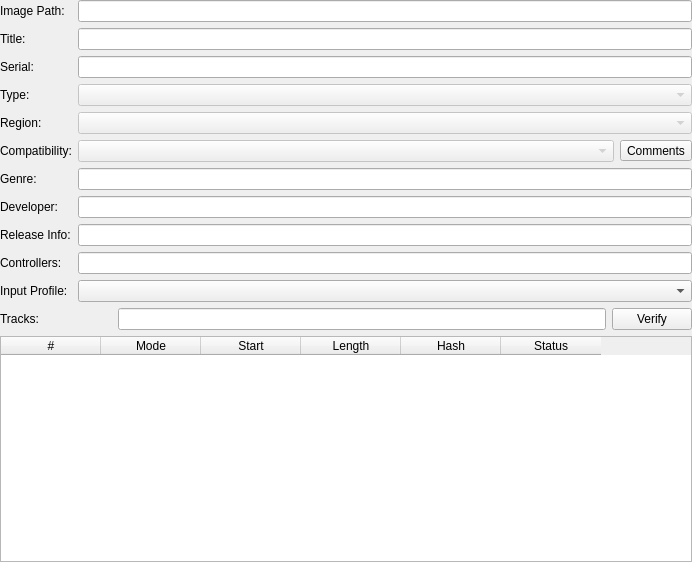
Above: src/duckstation-qt/gamesummarywidget.ui from kofxi3584karlayang/duckstation before the change. Below: the same form after it.
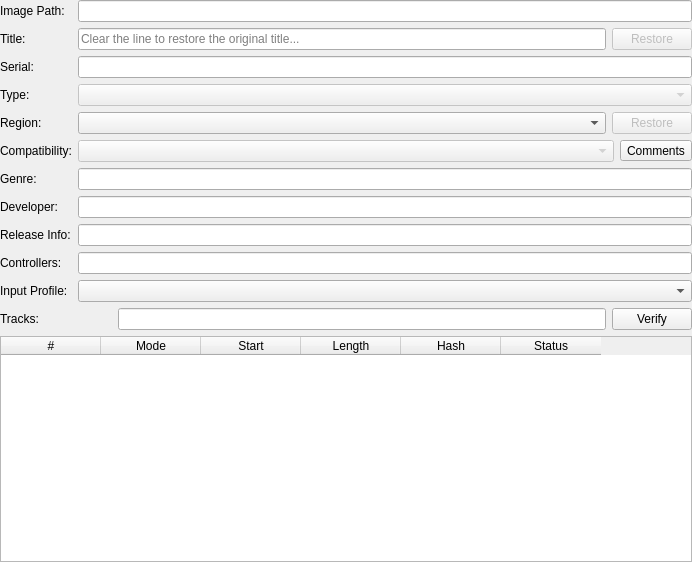
That is the form after the change. Icons and pictures are not drawn.

Commit message:
GameList: Add custom title/regions
Largely inspired by https://github.com/PCSX2/pcsx2/pull/9330, but almost
entirely rewritten.

```diff
--- a/src/duckstation-qt/gamesummarywidget.ui
+++ b/src/duckstation-qt/gamesummarywidget.ui
@@ -38,18 +38,49 @@
     </widget>
    </item>
    <item row="3" column="1">
+    <layout class="QHBoxLayout" name="horizontalLayout_7">
+     <item>
     <widget class="QLineEdit" name="title">
-     <property name="readOnly">
-      <bool>true</bool>
-     </property>
-    </widget>
+       <property name="placeholderText">
+        <string>Clear the line to restore the original title...</string>
+       </property>
+      </widget>
+     </item>
+     <item>
+      <widget class="QPushButton" name="restoreTitle">
+       <property name="enabled">
+        <bool>false</bool>
+       </property>
+       <property name="text">
+        <string>Restore</string>
+       </property>
+      </widget>
+     </item>
+    </layout>
    </item>
    <item row="6" column="1">
+    <layout class="QHBoxLayout" name="horizontalLayout_6">
+      <item>
     <widget class="QComboBox" name="region">
+        <property name="sizePolicy">
+          <sizepolicy hsizetype="Expanding" vsizetype="Fixed">
+          <horstretch>0</horstretch>
+          <verstretch>0</verstretch>
+          </sizepolicy>
+        </property>
+        </widget>
+      </item>
+      <item>
+      <widget class="QPushButton" name="restoreRegion">
      <property name="enabled">
       <bool>false</bool>
      </property>
-    </widget>
+       <property name="text">
+        <string>Restore</string>
+       </property>
+      </widget>
+	 </item>
+    </layout>
    </item>
    <item row="0" column="0">
     <widget class="QLabel" name="label_4">
```
Lines whose indentation alone changed are shown as unchanged. The commit also changes 11 other files.
